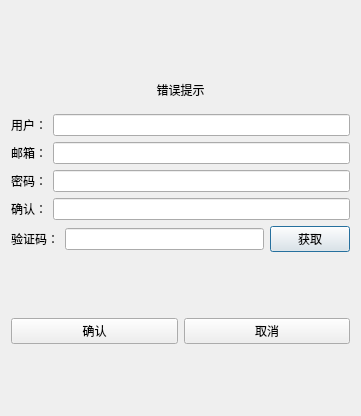
This is client/registerdialog.ui in Z-G-H1/zzchat as Qt 5 draws it before an edit. The edited form follows.
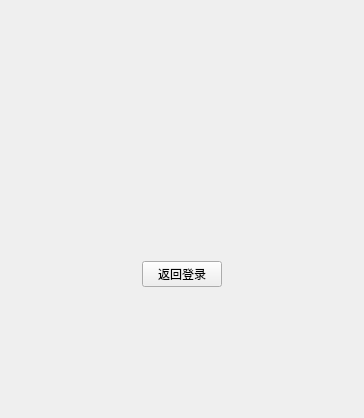
This is the edited form. The open tabs and pages were chosen to show the change. Custom widgets are drawn as their Qt base class.

Patch:
```diff
--- a/client/registerdialog.ui
+++ b/client/registerdialog.ui
@@ -6,17 +6,30 @@
    <rect>
     <x>0</x>
     <y>0</y>
-    <width>361</width>
-    <height>416</height>
+    <width>364</width>
+    <height>418</height>
    </rect>
   </property>
   <property name="windowTitle">
    <string>Dialog</string>
   </property>
-  <layout class="QVBoxLayout" name="verticalLayout_2">
+  <layout class="QHBoxLayout" name="horizontalLayout_13">
    <item>
     <layout class="QVBoxLayout" name="verticalLayout">
      <item>
+      <widget class="QStackedWidget" name="stackedWidget">
+       <property name="currentIndex">
+        <number>0</number>
+       </property>
+       <widget class="QWidget" name="page_1">
+        <property name="minimumSize">
+         <size>
+          <width>0</width>
+          <height>75</height>
+         </size>
+        </property>
+        <layout class="QVBoxLayout" name="verticalLayout_3">
+         <item>
       <spacer name="verticalSpacer">
        <property name="orientation">
         <enum>Qt::Vertical</enum>
@@ -192,9 +205,125 @@
       </spacer>
      </item>
     </layout>
-   </item>
-  </layout>
- </widget>
+       </widget>
+       <widget class="QWidget" name="page_9">
+        <layout class="QVBoxLayout" name="verticalLayout_2">
+         <item>
+          <spacer name="verticalSpacer_6">
+           <property name="orientation">
+            <enum>Qt::Vertical</enum>
+           </property>
+           <property name="sizeHint" stdset="0">
+            <size>
+             <width>20</width>
+             <height>40</height>
+            </size>
+           </property>
+          </spacer>
+         </item>
+         <item>
+          <layout class="QHBoxLayout" name="horizontalLayout_15">
+           <item>
+            <widget class="QLabel" name="tip_lb">
+             <property name="text">
+              <string/>
+             </property>
+             <property name="alignment">
+              <set>Qt::AlignCenter</set>
+             </property>
+            </widget>
+           </item>
+          </layout>
+         </item>
+         <item>
+          <spacer name="verticalSpacer_4">
+           <property name="orientation">
+            <enum>Qt::Vertical</enum>
+           </property>
+           <property name="sizeHint" stdset="0">
+            <size>
+             <width>20</width>
+             <height>40</height>
+            </size>
+           </property>
+          </spacer>
+         </item>
+         <item>
+          <layout class="QHBoxLayout" name="horizontalLayout_14">
+           <item>
+            <spacer name="horizontalSpacer">
+             <property name="orientation">
+              <enum>Qt::Horizontal</enum>
+             </property>
+             <property name="sizeHint" stdset="0">
+              <size>
+               <width>40</width>
+               <height>20</height>
+              </size>
+             </property>
+            </spacer>
+           </item>
+           <item>
+            <widget class="QPushButton" name="return_btn">
+             <property name="minimumSize">
+              <size>
+               <width>0</width>
+               <height>25</height>
+              </size>
+             </property>
+             <property name="text">
+              <string>返回登录</string>
+             </property>
+            </widget>
+           </item>
+           <item>
+            <spacer name="horizontalSpacer_2">
+             <property name="orientation">
+              <enum>Qt::Horizontal</enum>
+             </property>
+             <property name="sizeHint" stdset="0">
+              <size>
+               <width>40</width>
+               <height>20</height>
+              </size>
+             </property>
+            </spacer>
+           </item>
+          </layout>
+         </item>
+         <item>
+          <spacer name="verticalSpacer_5">
+           <property name="orientation">
+            <enum>Qt::Vertical</enum>
+           </property>
+           <property name="sizeHint" stdset="0">
+            <size>
+             <width>20</width>
+             <height>40</height>
+            </size>
+           </property>
+          </spacer>
+         </item>
+        </layout>
+       </widget>
+      </widget>
+     </item>
+    </layout>
+   </item>
+  </layout>
+ </widget>
+ <customwidgets>
+  <customwidget>
+   <class>TimerBtn</class>
+   <extends>QPushButton</extends>
+   <header>timerbtn.h</header>
+  </customwidget>
+  <customwidget>
+   <class>ClickedLabel</class>
+   <extends>QLabel</extends>
+   <header>clickedlabel.h</header>
+  </customwidget>
+ </customwidgets>
  <resources/>
  <connections/>
 </ui>
```
Left out of the diff: 30 changed lines with no effect on the pictures. Lines whose indentation alone changed are shown as unchanged.
